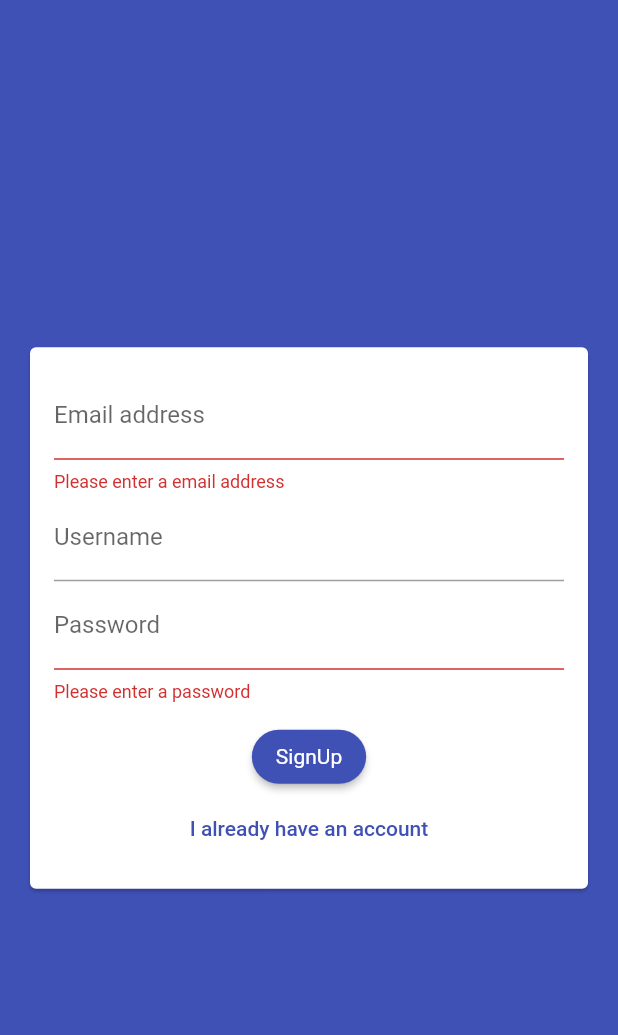
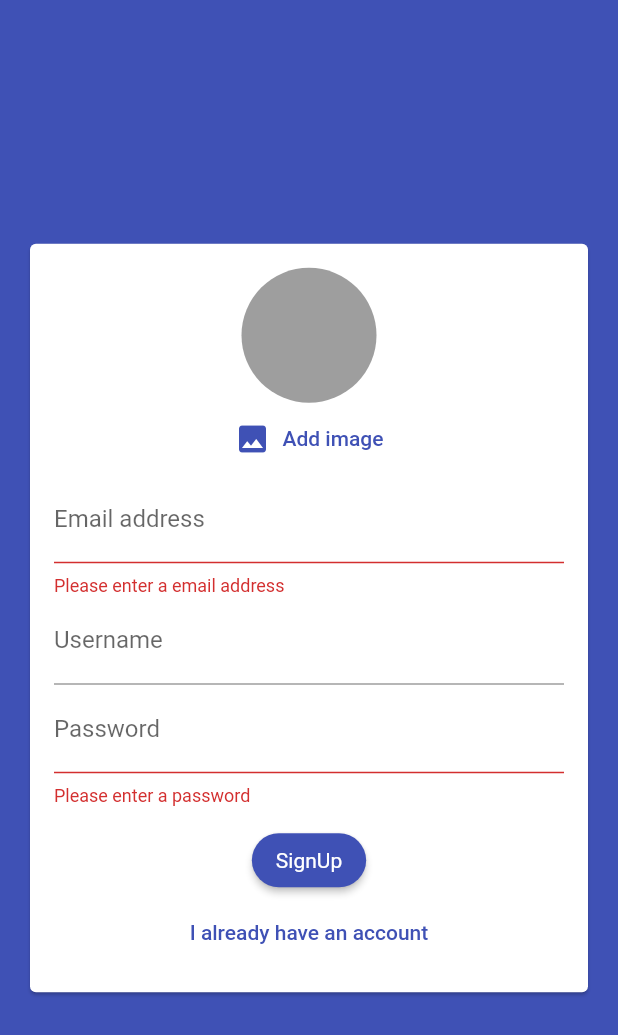
Before and after one commit to edoardopaolinelli/Chat-app, a Flutter app: the screen it shows after launch, after a tap on "Login", after a tap on "Create new account", on a phone screen of 412 x 824 dp. Shown: the top 1035 px of the screen. Run offline on Flutter 3.47's test engine with Material 2 defaults, Android fonts, the phone set to English and light mode, and no system bars; our stand-ins replace cloud_firestore, firebase_auth, firebase_core, image_picker; accounts and stored records are empty; Roboto replaces fonts that are missing (Lato-Bold).

Commit message:
Aggiunto l'image_picker per fa inserire all'utente un'immagine durante l'iscrizione, ed effettuate altre modifiche

```diff
--- a/lib/widgets/authentication/authentication_form.dart
+++ b/lib/widgets/authentication/authentication_form.dart
@@ -1,4 +1,6 @@
 import 'package:flutter/material.dart';
+import '../pickers/user_image_picker.dart';
+import 'package:image_picker/image_picker.dart';
 
 class AuthenticationForm extends StatefulWidget {
   final void Function(
@@ -53,6 +55,7 @@ class _AuthenticationFormState extends State<AuthenticationForm> {
               child: Column(
                 mainAxisSize: MainAxisSize.min,
                 children: [
+                  if (!_isLogin) const UserImagePicker(),
                   TextFormField(
                     key: const ValueKey('email'),
                     validator: (value) {
--- a/lib/widgets/chat/messages.dart
+++ b/lib/widgets/chat/messages.dart
@@ -40,6 +40,7 @@ class Messages extends StatelessWidget {
               itemBuilder: (context, index) {
                 return MessageBubble(
                   key: ValueKey(chatSnapshot.data!.docs[index].id),
+                  userName: chatSnapshot.data!.docs[index]['username'],
                   message: chatSnapshot.data!.docs[index]['text'],
                   isMe: chatSnapshot.data!.docs[index]['userId'] ==
                       futureSnapshot.data!.uid,
--- /dev/null
+++ b/lib/widgets/pickers/user_image_picker.dart
@@ -0,0 +1,47 @@
+import 'dart:io';
+
+import 'package:flutter/material.dart';
+import 'package:image_picker/image_picker.dart';
+
+class UserImagePicker extends StatefulWidget {
+  const UserImagePicker({super.key});
+
+  @override
+  State<UserImagePicker> createState() => _UserImagePickerState();
+}
+
+class _UserImagePickerState extends State<UserImagePicker> {
+  File? _pickedImage;
+
+  void _pickImage() async {
+    final picker = ImagePicker();
+    final pickedImage = await picker.pickImage(source: ImageSource.camera);
+    final pickedImageFile = File(pickedImage!.path);
+    setState(() {
+      _pickedImage = pickedImageFile;
+    });
+  }
+
+  @override
+  Widget build(BuildContext context) {
+    return Column(
+      children: [
+        CircleAvatar(
+          radius: 45,
+          backgroundColor: Colors.grey,
+          backgroundImage:
+              _pickedImage != null ? FileImage(_pickedImage!) : null,
+        ),
+        TextButton.icon(
+          onPressed: _pickImage,
+          icon: const Icon(Icons.image),
+          label: const Text('Add image'),
+          style: ButtonStyle(
+            foregroundColor: MaterialStatePropertyAll<Color>(
+                Theme.of(context).colorScheme.primary),
+          ),
+        ),
+      ],
+    );
+  }
+}
--- a/pubspec.yaml
+++ b/pubspec.yaml
@@ -34,6 +34,7 @@ dependencies:
   cloud_firestore: ^3.4.8
   firebase_core: ^1.22.0
   firebase_auth: ^3.9.0
+  image_picker: ^0.8.5+3
 
 
 
```
Also changed, not shown: lib/screens/chat_screen.dart (+12 -4 lines), lib/widgets/chat/message_bubble.dart (+26 -2 lines), lib/widgets/chat/new_message.dart (+7 -2 lines), pubspec.lock.
